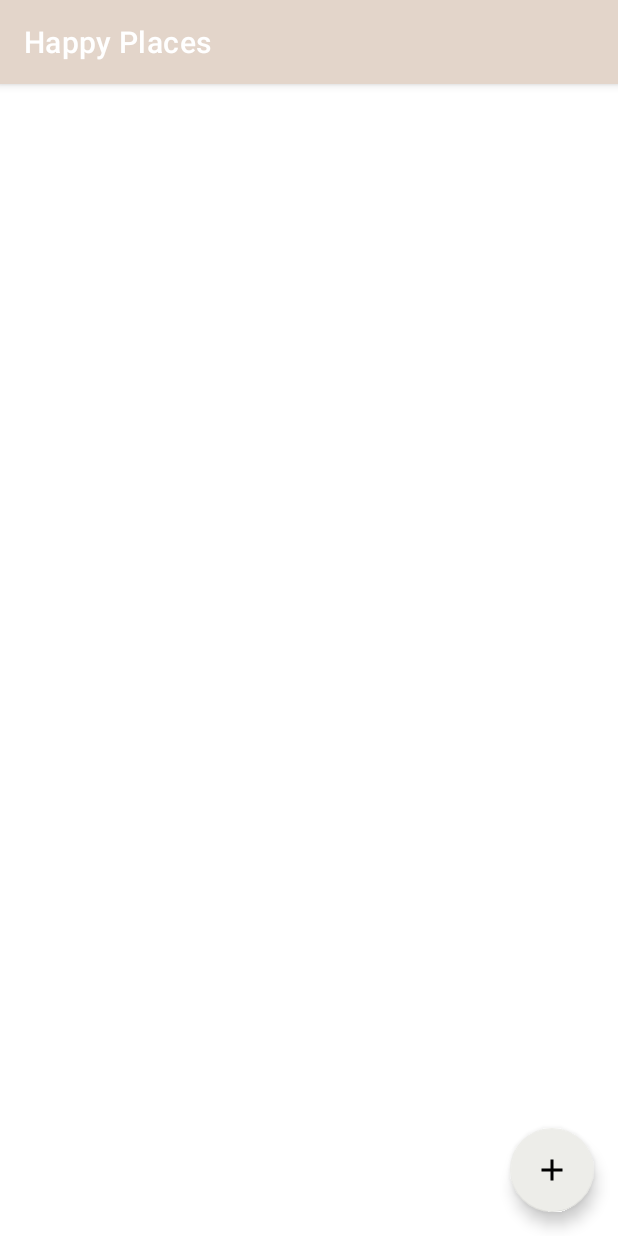
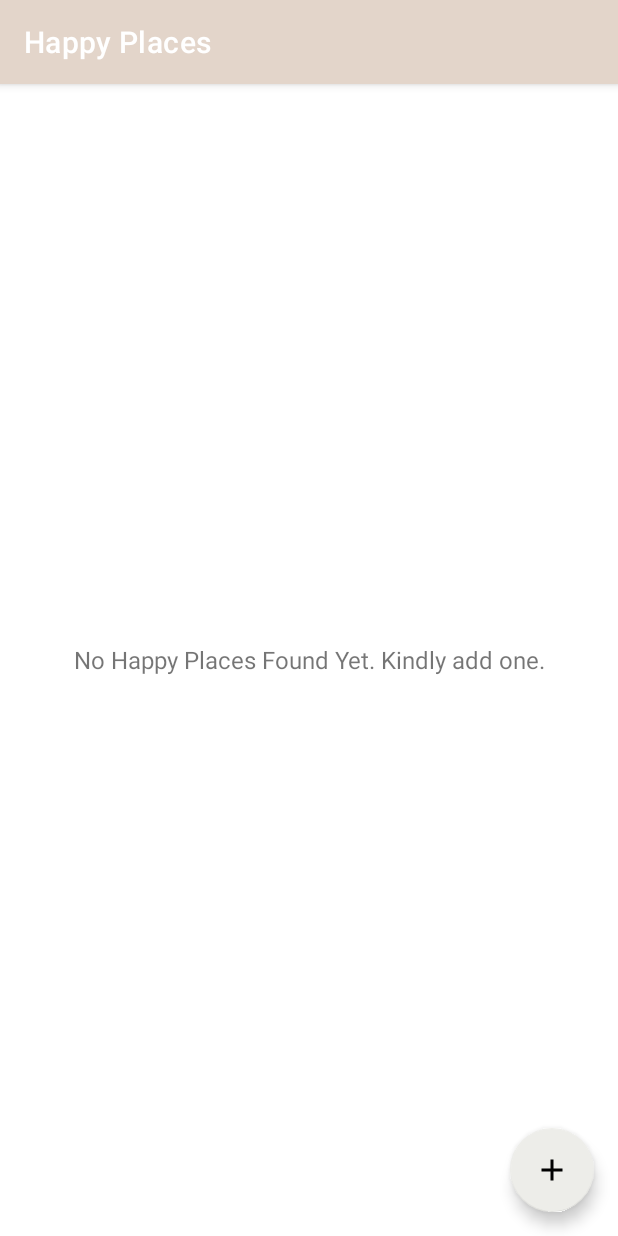
Before and after one commit to SvetOrel/HappyPlacesApp, an Android app: the screen it shows after launch (MainActivity), on a phone screen of 412 x 824 dp. Run offline under Robolectric (Android 15) with nearby library versions, the phone set to English and light mode, and no system bars.

Commit message:
Happy Places App

```diff
--- a/app/build.gradle
+++ b/app/build.gradle
@@ -44,6 +44,9 @@ dependencies {
     implementation 'androidx.appcompat:appcompat:1.5.1'
     implementation 'com.google.android.material:material:1.7.0'
     implementation 'androidx.constraintlayout:constraintlayout:2.1.4'
+    implementation 'de.hdodenhof:circleimageview:3.1.0'
+    debugImplementation 'com.infinum.dbinspector:dbinspector:5.4.8'
+    releaseImplementation "com.infinum.dbinspector:dbinspector-no-op:5.4.8"
     testImplementation 'junit:junit:4.13.2'
     androidTestImplementation 'androidx.test.ext:junit:1.1.3'
     androidTestImplementation 'androidx.test.espresso:espresso-core:3.4.0'
--- a/app/src/main/AndroidManifest.xml
+++ b/app/src/main/AndroidManifest.xml
@@ -17,14 +17,14 @@
         android:theme="@style/Theme.HappyPlaces"
         tools:ignore="AllowBackup">
         <activity
-            android:name=".AddHappyPlaceActivity"
+            android:name=".activities.AddHappyPlaceActivity"
             android:screenOrientation="portrait"
             android:label="Add Happy Place"
             android:theme="@style/CustomNoActionBarTheme"
             android:exported="false" />
 
         <activity
-            android:name=".MainActivity"
+            android:name=".activities.MainActivity"
             android:screenOrientation="portrait"
             android:exported="true">
             <intent-filter>
--- a/app/src/main/java/com/example/happyplaces/MainActivity.kt
+++ b/app/src/main/java/com/example/happyplaces/activities/MainActivity.kt
@@ -1,9 +1,12 @@
-package com.example.happyplaces
+package com.example.happyplaces.activities
 
 import android.content.Intent
 import androidx.appcompat.app.AppCompatActivity
 import android.os.Bundle
+import android.util.Log
+import com.example.happyplaces.database.DatabaseHandler
 import com.example.happyplaces.databinding.ActivityMainBinding
+import com.example.happyplaces.models.HappyPlaceModel
 
 class MainActivity : AppCompatActivity() {
     private var binding: ActivityMainBinding? = null
@@ -17,6 +20,18 @@ class MainActivity : AppCompatActivity() {
             val intent = Intent(this, AddHappyPlaceActivity::class.java)
             startActivity(intent)
         }
+        getHappyPlacesListFromLocalDB()
+    }
+
+    private fun getHappyPlacesListFromLocalDB(){
+        val dbHandler = DatabaseHandler(this)
+        val getHappyPlaceList : ArrayList<HappyPlaceModel> = dbHandler.getHappyPlacesList() as ArrayList<HappyPlaceModel>
+        if(getHappyPlaceList.size > 0){
+            for(i in getHappyPlaceList){
+                Log.e("Title",i.title)
+                Log.e("Description",i.description)
+            }
+        }
     }
 
     override fun onDestroy() {
--- /dev/null
+++ b/app/src/main/java/com/example/happyplaces/adapters/HappyPlacesAdapter.kt
@@ -0,0 +1,4 @@
+package com.example.happyplaces.adapters
+
+class HappyPlacesAdapter {
+}
--- /dev/null
+++ b/app/src/main/java/com/example/happyplaces/database/DatabaseHandler.kt
@@ -0,0 +1,96 @@
+package com.example.happyplaces.database
+import android.annotation.SuppressLint
+import com.example.happyplaces.models.HappyPlaceModel
+import android.content.ContentValues
+import android.content.Context
+import android.database.Cursor
+import android.database.sqlite.SQLiteDatabase
+import android.database.sqlite.SQLiteException
+import android.database.sqlite.SQLiteOpenHelper
+import android.util.Log
+
+class DatabaseHandler(context: Context):SQLiteOpenHelper(context,DATABASE_NAME,null,DATABASE_VERSION) {
+    companion object {
+        private val DATABASE_VERSION = 1
+        private val DATABASE_NAME = "HappyPlacesDatabase"
+        private val TABLE_HAPPY_PLACE = "HappyPlacesTable"
+
+        //All the Columns names
+        private val KEY_ID = "id"
+        private val KEY_TITLE = "title"
+        private val KEY_IMAGE = "image"
+        private val KEY_DESCRIPTION = "description"
+        private val KEY_DATE = "date"
+        private val KEY_LOCATION = "location"
+        private val KEY_LATITUDE = "latitude"
+        private val KEY_LONGITUDE = "longitude"
+    }
+
+    override fun onCreate(db: SQLiteDatabase?) {
+        val CREATE_PLACES_TABLE = ("CREATE TABLE " + TABLE_HAPPY_PLACE +"("
+                + KEY_ID + " INTEGER PRIMARY KEY,"
+                + KEY_TITLE + " TEXT,"
+                + KEY_IMAGE + " TEXT,"
+                + KEY_DESCRIPTION + " TEXT,"
+                + KEY_DATE + " TEXT,"
+                + KEY_LOCATION + " TEXT,"
+                + KEY_LATITUDE + " TEXT,"
+                + KEY_LONGITUDE + " TEXT)")
+        db?.execSQL(CREATE_PLACES_TABLE)
+    }
+
+    override fun onUpgrade(db: SQLiteDatabase?, oldVersion: Int, newVersion: Int) {
+        db!!.execSQL("DROP TABLE IF EXISTS $TABLE_HAPPY_PLACE")
+        onCreate(db)
+    }
+
+    fun addHappyPlace(happyPlace: HappyPlaceModel):Long{
+        val db = this.writableDatabase
+        val contentValues = ContentValues()
+        contentValues.put(KEY_TITLE , happyPlace.title)
+        contentValues.put(KEY_IMAGE , happyPlace.image)
+        contentValues.put(KEY_DESCRIPTION , happyPlace.description)
+        contentValues.put(KEY_DATE , happyPlace.date)
+        contentValues.put(KEY_LOCATION , happyPlace.location)
+        contentValues.put(KEY_LATITUDE , happyPlace.latitude)
+        contentValues.put(KEY_LONGITUDE , happyPlace.longitude)
+        Log.e("contentValues","$contentValues")
+        val result = db.insert(TABLE_HAPPY_PLACE,null,contentValues)
+        db.close()
+        return result
+    }
+
+    @SuppressLint("Range")
+    fun getHappyPlacesList():List<HappyPlaceModel>{
+        val happyPlaceList = ArrayList<HappyPlaceModel>()
+        val selectQuery = "SELECT  * FROM $TABLE_HAPPY_PLACE"
+        val db = this.readableDatabase
+        var cursor: Cursor? = null
+        try{
+            cursor = db.rawQuery(selectQuery, null)
+            var title: String
+            var image: String
+            if (cursor.moveToFirst()) {
+                do {
+                    val place = HappyPlaceModel(
+                        cursor.getInt(cursor.getColumnIndex(KEY_ID)),
+                        cursor.getString(cursor.getColumnIndex(KEY_TITLE)),
+                        cursor.getString(cursor.getColumnIndex(KEY_IMAGE)),
+                        cursor.getString(cursor.getColumnIndex(KEY_DESCRIPTION)),
+                        cursor.getString(cursor.getColumnIndex(KEY_DATE)),
+                        cursor.getString(cursor.getColumnIndex(KEY_LOCATION)),
+                        cursor.getDouble(cursor.getColumnIndex(KEY_LATITUDE)),
+                        cursor.getDouble(cursor.getColumnIndex(KEY_LONGITUDE))
+                    )
+
+                    happyPlaceList.add(place)
+                } while (cursor.moveToNext())
+            }
+            cursor.close()
+        }catch (e: SQLiteException) {
+            db.execSQL(selectQuery)
+            return ArrayList()
+        }
+        return happyPlaceList
+    }
+}
--- a/app/src/main/res/layout/activity_add_happy_place.xml
+++ b/app/src/main/res/layout/activity_add_happy_place.xml
@@ -4,7 +4,7 @@
     xmlns:tools="http://schemas.android.com/tools"
     android:layout_width="match_parent"
     android:layout_height="match_parent"
-    tools:context=".AddHappyPlaceActivity">
+    tools:context=".activities.AddHappyPlaceActivity">
 
     <androidx.appcompat.widget.Toolbar
         android:id="@+id/toolbarAddPlace"
--- a/app/src/main/res/layout/activity_main.xml
+++ b/app/src/main/res/layout/activity_main.xml
@@ -4,7 +4,22 @@
     xmlns:app="http://schemas.android.com/apk/res-auto"
     android:layout_width="match_parent"
     android:layout_height="match_parent"
-    tools:context=".MainActivity">
+    tools:context=".activities.MainActivity">
+    <androidx.recyclerview.widget.RecyclerView
+        android:id="@+id/rvHappyPlacesList"
+        android:layout_width="match_parent"
+        android:layout_height="match_parent"
+        android:visibility="gone"
+        tools:visibility="gone" />
+    <TextView
+        android:id="@+id/tv_no_records_available"
+        android:layout_width="match_parent"
+        android:layout_height="match_parent"
+        android:gravity="center"
+        android:text="@string/note_text_no_happy_places_found_yet"
+        android:textSize="@dimen/no_records_available_text_size"
+        android:visibility="visible"
+        tools:visibility="visible"/>
 
     <com.google.android.material.floatingactionbutton.FloatingActionButton
         android:id="@+id/fabAddHappyPlace"
--- a/app/src/main/res/values/colors.xml
+++ b/app/src/main/res/values/colors.xml
@@ -3,8 +3,12 @@
     <color name="colorPrimaryDark">#d5bdaf</color>
     <color name="colorPrimary">#e3d5ca</color>
     <color name="colorAccent">#f5ebe0</color>
+
     <color name="moco">#d6ccc2</color>
     <color name="grey">#edede9</color>
     <color name="black">#FF000000</color>
     <color name="white">#FFFFFFFF</color>
+
+    <color name="circular_image_border_color">#757575</color>
+    <color name="item_happy_place_description_text_color">#606060</color>
 </resources>
--- a/app/src/main/res/values/strings.xml
+++ b/app/src/main/res/values/strings.xml
@@ -6,4 +6,6 @@
     <string name="edit_text_hint_location">Location</string>
     <string name="text_add_image">Add Image</string>
     <string name="btn_text_save">Save</string>
+    <string name="note_text_no_happy_places_found_yet">No Happy Places Found Yet. Kindly add one.</string>
+    <string name="image_content_description">image</string>
 </resources>
```
Also changed, not shown: app/src/main/java/com/example/happyplaces/activities/AddHappyPlaceActivity.kt (renamed from app/src/main/java/com/example/happyplaces/AddHappyPlaceActivity.kt, +73 -3 lines), app/src/main/java/com/example/happyplaces/models/HappyPlaceModel.kt (added, +12 -0 lines), app/src/main/res/layout/item_happy_place.xml (added, +63 -0 lines), app/src/main/res/values/dimens.xml (+11 -0 lines).
